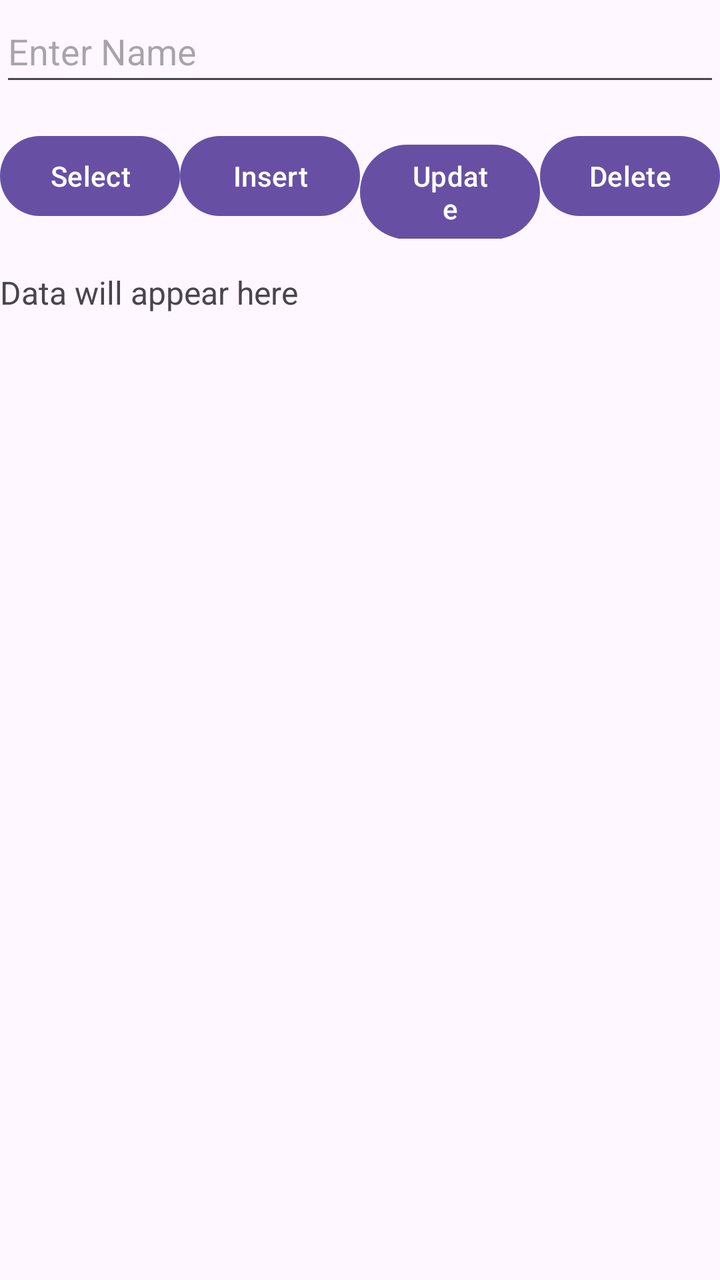
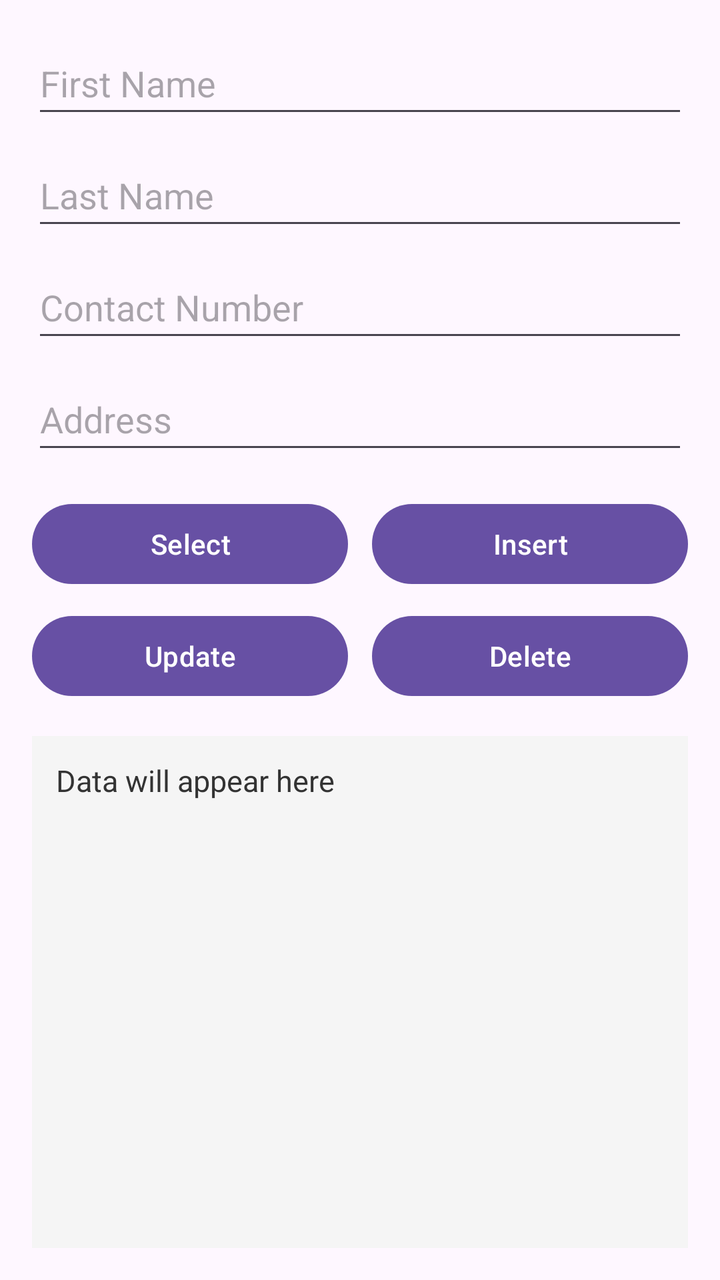

The first picture is an Android layout as it rendered before a commit; the second is the same layout after the commit. The layout source and the unified diff follow.
<!-- AndroidManifest.xml: application theme Theme.Create_database_connection -->
<!-- res/layout/activity_main.xml -->
<?xml version="1.0" encoding="utf-8"?>
<androidx.constraintlayout.widget.ConstraintLayout xmlns:android="http://schemas.android.com/apk/res/android"
    xmlns:app="http://schemas.android.com/apk/res-auto"
    xmlns:tools="http://schemas.android.com/tools"
    android:id="@+id/main"
    android:layout_width="match_parent"
    android:layout_height="match_parent"
    tools:context=".MainActivity">















    <EditText
        android:id="@+id/myfname"
        android:layout_width="0dp"
        android:layout_height="wrap_content"
        android:hint="Enter Name"
        android:inputType="textPersonName"
        android:minHeight="48dp"
        app:layout_constraintEnd_toEndOf="parent"
        app:layout_constraintStart_toStartOf="parent"
        app:layout_constraintTop_toTopOf="parent" />


    <LinearLayout
        android:id="@+id/buttonContainer"
        android:layout_width="0dp"
        android:layout_height="wrap_content"
        android:layout_marginTop="16dp"
        android:orientation="horizontal"
        app:layout_constraintEnd_toEndOf="parent"
        app:layout_constraintStart_toStartOf="parent"
        app:layout_constraintTop_toBottomOf="@id/myfname">

        
        <Button
            android:id="@+id/btnSelect"
            android:layout_width="0dp"
            android:layout_height="wrap_content"
            android:layout_weight="1"
            android:text="Select" />

        
        <Button
            android:id="@+id/btnInsert"
            android:layout_width="0dp"
            android:layout_height="wrap_content"
            android:layout_weight="1"
            android:text="Insert" />

        
        <Button
            android:id="@+id/btnUpdate"
            android:layout_width="0dp"
            android:layout_height="wrap_content"
            android:layout_weight="1"
            android:text="Update" />

        
        <Button
            android:id="@+id/btnDelete"
            android:layout_width="0dp"
            android:layout_height="wrap_content"
            android:layout_weight="1"
            android:text="Delete" />
</LinearLayout>


    <TextView
        android:id="@+id/dbSelect"
        android:layout_width="0dp"
        android:layout_height="0dp"
        android:layout_marginTop="16dp"
        android:gravity="top|start"
        android:text="Data will appear here"
        android:textSize="16sp"
        app:layout_constraintBottom_toBottomOf="parent"
        app:layout_constraintEnd_toEndOf="parent"
        app:layout_constraintStart_toStartOf="parent"
        app:layout_constraintTop_toBottomOf="@id/buttonContainer" />


</androidx.constraintlayout.widget.ConstraintLayout>
<!-- resources referenced by this layout -->
<resources>
  <style name="Theme.Create_database_connection" parent="Base.Theme.Create_database_connection" />
  <style name="Base.Theme.Create_database_connection" parent="Theme.Material3.DayNight.NoActionBar">
          
          
      </style>
</resources>

<!-- the commit's change to res/layout/activity_main.xml (unified diff, before → after) -->
@@ -5,90 +5,135 @@
     android:id="@+id/main"
     android:layout_width="match_parent"
     android:layout_height="match_parent"
+    android:padding="16dp"
     tools:context=".MainActivity">
 
-
-
-
-
-
-
-
-
-
-
-
-
-
-
+    
     <EditText
         android:id="@+id/myfname"
         android:layout_width="0dp"
         android:layout_height="wrap_content"
-        android:hint="Enter Name"
+        android:hint="First Name"
         android:inputType="textPersonName"
         android:minHeight="48dp"
         app:layout_constraintEnd_toEndOf="parent"
         app:layout_constraintStart_toStartOf="parent"
         app:layout_constraintTop_toTopOf="parent" />
 
+    
+    <EditText
+        android:id="@+id/mylname"
+        android:layout_width="0dp"
+        android:layout_height="wrap_content"
+        android:layout_marginTop="8dp"
+        android:hint="Last Name"
+        android:inputType="textPersonName"
+        android:minHeight="48dp"
+        app:layout_constraintEnd_toEndOf="parent"
+        app:layout_constraintStart_toStartOf="parent"
+        app:layout_constraintTop_toBottomOf="@id/myfname" />
 
+    
+    <EditText
+        android:id="@+id/mycontacts"
+        android:layout_width="0dp"
+        android:layout_height="wrap_content"
+        android:layout_marginTop="8dp"
+        android:hint="Contact Number"
+        android:inputType="phone"
+        android:minHeight="48dp"
+        app:layout_constraintEnd_toEndOf="parent"
+        app:layout_constraintStart_toStartOf="parent"
+        app:layout_constraintTop_toBottomOf="@id/mylname" />
+
+    
+    <EditText
+        android:id="@+id/myaddress"
+        android:layout_width="0dp"
+        android:layout_height="wrap_content"
+        android:layout_marginTop="8dp"
+        android:hint="Address"
+        android:inputType="textPostalAddress"
+        android:minHeight="48dp"
+        app:layout_constraintEnd_toEndOf="parent"
+        app:layout_constraintStart_toStartOf="parent"
+        app:layout_constraintTop_toBottomOf="@id/mycontacts" />
+
+    
     <LinearLayout
-        android:id="@+id/buttonContainer"
+        android:id="@+id/buttonRow1"
         android:layout_width="0dp"
         android:layout_height="wrap_content"
         android:layout_marginTop="16dp"
         android:orientation="horizontal"
         app:layout_constraintEnd_toEndOf="parent"
         app:layout_constraintStart_toStartOf="parent"
-        app:layout_constraintTop_toBottomOf="@id/myfname">
+        app:layout_constraintTop_toBottomOf="@id/myaddress">
 
-        
         <Button
             android:id="@+id/btnSelect"
             android:layout_width="0dp"
             android:layout_height="wrap_content"
+            android:layout_marginEnd="6dp"
             android:layout_weight="1"
             android:text="Select" />
 
-        
         <Button
             android:id="@+id/btnInsert"
             android:layout_width="0dp"
             android:layout_height="wrap_content"
+            android:layout_marginStart="6dp"
             android:layout_weight="1"
             android:text="Insert" />
+    </LinearLayout>
 
-        
+    
+    <LinearLayout
+        android:id="@+id/buttonRow2"
+        android:layout_width="0dp"
+        android:layout_height="wrap_content"
+        android:layout_marginTop="8dp"
+        android:orientation="horizontal"
+        app:layout_constraintEnd_toEndOf="parent"
+        app:layout_constraintStart_toStartOf="parent"
+        app:layout_constraintTop_toBottomOf="@id/buttonRow1">
+
         <Button
             android:id="@+id/btnUpdate"
             android:layout_width="0dp"
             android:layout_height="wrap_content"
+            android:layout_marginEnd="6dp"
             android:layout_weight="1"
             android:text="Update" />
 
-        
         <Button
             android:id="@+id/btnDelete"
             android:layout_width="0dp"
             android:layout_height="wrap_content"
+            android:layout_marginStart="6dp"
             android:layout_weight="1"
             android:text="Delete" />
-</LinearLayout>
+    </LinearLayout>
 
-
-    <TextView
-        android:id="@+id/dbSelect"
+    
+    <ScrollView
         android:layout_width="0dp"
         android:layout_height="0dp"
         android:layout_marginTop="16dp"
-        android:gravity="top|start"
-        android:text="Data will appear here"
-        android:textSize="16sp"
+        android:background="#F5F5F5"
+        android:padding="12dp"
         app:layout_constraintBottom_toBottomOf="parent"
         app:layout_constraintEnd_toEndOf="parent"
         app:layout_constraintStart_toStartOf="parent"
-        app:layout_constraintTop_toBottomOf="@id/buttonContainer" />
+        app:layout_constraintTop_toBottomOf="@id/buttonRow2">
 
+        <TextView
+            android:id="@+id/dbSelect"
+            android:layout_width="match_parent"
+            android:layout_height="wrap_content"
+            android:text="Data will appear here"
+            android:textColor="#333333"
+            android:textSize="15sp" />
+    </ScrollView>
 
 </androidx.constraintlayout.widget.ConstraintLayout>
